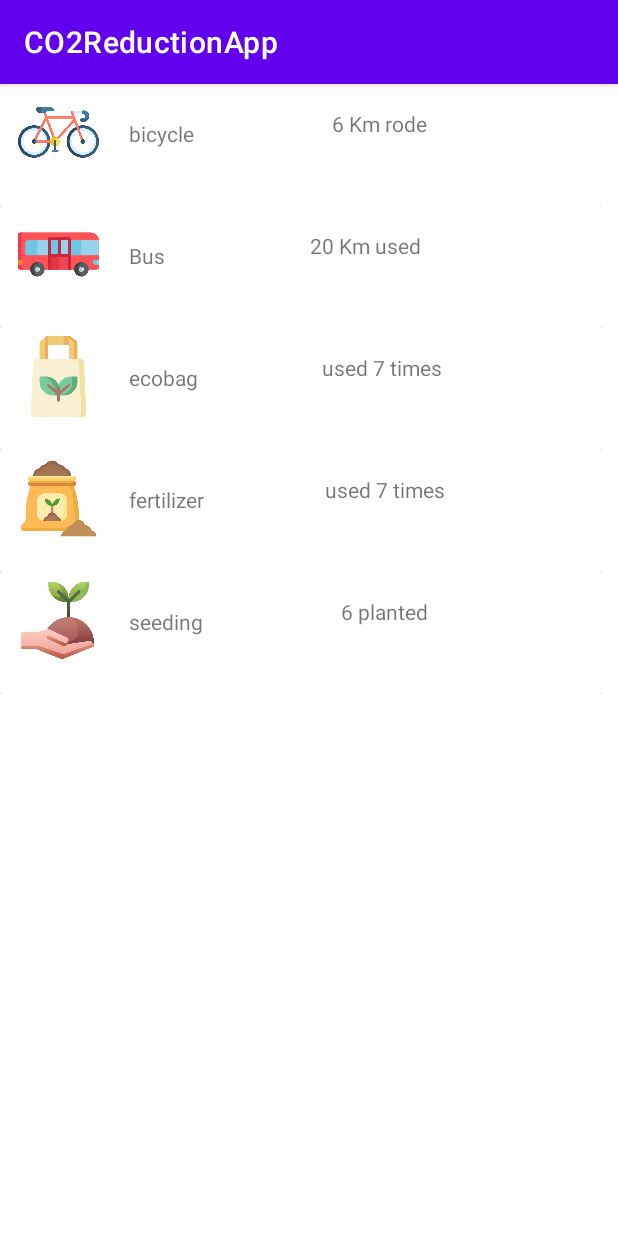
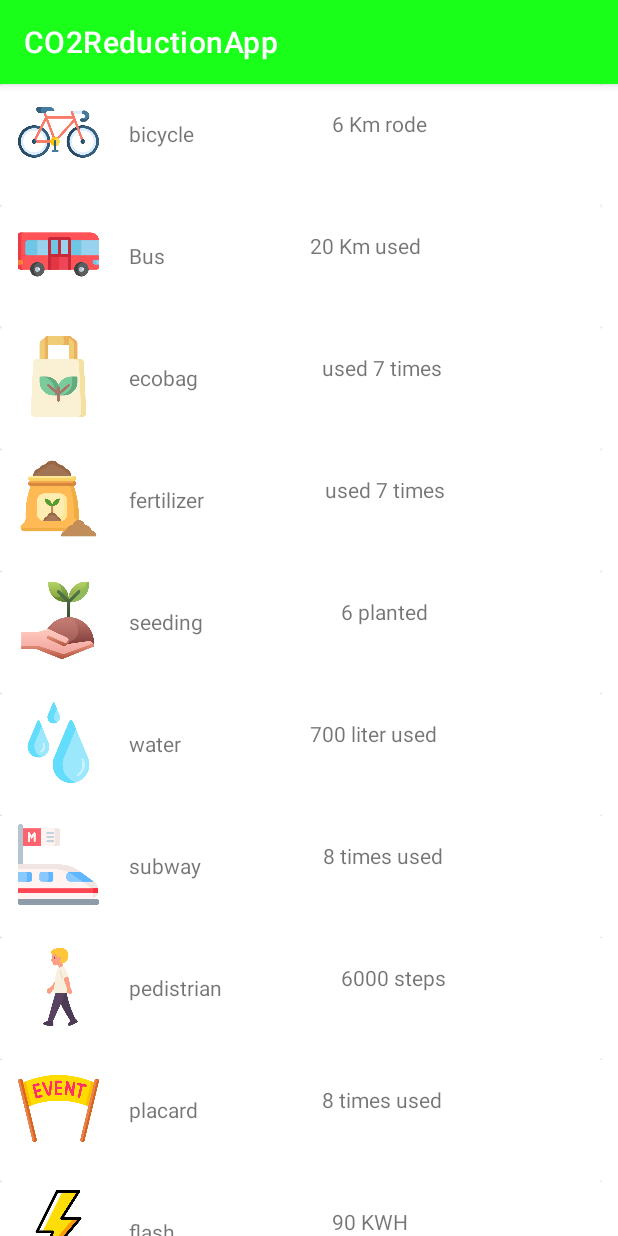
Before and after one commit to msc94/hackatum-2021, an Android app: the fragment ActivitiesFragment shown on its own in the app's theme, on a phone screen of 412 x 824 dp. Run offline under Robolectric (Android 15) with nearby library versions, the phone set to English and light mode, and no system bars.

Commit message:
added things

```diff
--- a/app/src/main/java/com/example/co2reductionapp/ActivitiesFragment.java
+++ b/app/src/main/java/com/example/co2reductionapp/ActivitiesFragment.java
@@ -35,7 +35,7 @@ public class ActivitiesFragment extends Fragment {
     private String mParam2;
     String s1 [], s2[];
     private RecyclerView recyclerView;
-    int images[]={R.drawable.bicycle,R.drawable.bus,R.drawable.ecobag,R.drawable.fertilizer,R.drawable.seeding};
+    int images[]={R.drawable.bicycle,R.drawable.bus,R.drawable.ecobag,R.drawable.fertilizer,R.drawable.seeding,R.drawable.water,R.drawable.subway,R.drawable.pedestrian,R.drawable.placard,R.drawable.flash};
 
     public ActivitiesFragment() {
         // Required empty public constructor
--- a/app/src/main/java/com/example/co2reductionapp/MainActivity.java
+++ b/app/src/main/java/com/example/co2reductionapp/MainActivity.java
@@ -60,6 +60,8 @@ public class MainActivity extends AppCompatActivity {
                     return new LeaderboardFragment();
                 case 2:
                     return new ProfileFragment();
+                case 3:
+                    return new LeaderboardFragment();
                 default:
                     throw new UnsupportedOperationException();
             }
@@ -68,7 +70,7 @@ public class MainActivity extends AppCompatActivity {
 
         @Override
         public int getCount() {
-            return 3;
+            return 4;
         }
 
         @Override
@@ -80,6 +82,8 @@ public class MainActivity extends AppCompatActivity {
                     return "Leaderboard";
                 case 2:
                     return "Profile";
+                case 3:
+                    return "feed";
                 default:
                     throw new UnsupportedOperationException();
             }
--- a/app/src/main/res/values/colors.xml
+++ b/app/src/main/res/values/colors.xml
@@ -3,6 +3,7 @@
     <color name="purple_200">#FFBB86FC</color>
     <color name="purple_500">#FF6200EE</color>
     <color name="purple_700">#FF3700B3</color>
+    <color name="green1">#1aff1a</color>
     <color name="teal_200">#FF03DAC5</color>
     <color name="teal_700">#FF018786</color>
     <color name="black">#FF000000</color>
--- a/app/src/main/res/values/strings.xml
+++ b/app/src/main/res/values/strings.xml
@@ -30,7 +30,7 @@
 
 
     <string-array name="description">
-        <item>this is a randrom description</item>
+        <item>Hey i am great</item>
         <item>this is a randrom description</item>
         <item>this is a randrom description</item>
         <item>this is a randrom description</item>
@@ -49,6 +49,11 @@
         <item>ecobag</item>
         <item>fertilizer</item>
         <item>seeding</item>
+        <item>water</item>
+        <item>subway</item>
+        <item>pedistrian</item>
+        <item>placard</item>
+        <item>flash</item>
    </string-array>
 
     <string-array name="activity_numbers">
@@ -57,5 +62,10 @@
         <item>used 7 times</item>
         <item>used 7 times</item>
         <item>6 planted</item>
+        <item>700 liter used</item>
+        <item>8 times used</item>
+        <item>6000 steps</item>
+        <item>8 times used</item>
+        <item>90 KWH</item>
     </string-array>
 </resources>
--- a/app/src/main/res/values/themes.xml
+++ b/app/src/main/res/values/themes.xml
@@ -2,8 +2,8 @@
     <!-- Base application theme. -->
     <style name="Theme.CO2ReductionApp" parent="Theme.MaterialComponents.DayNight.DarkActionBar">
         <!-- Primary brand color. -->
-        <item name="colorPrimary">@color/purple_500</item>
-        <item name="colorPrimaryVariant">@color/purple_700</item>
+        <item name="colorPrimary">@color/green1</item>
+        <item name="colorPrimaryVariant">@color/green1</item>
         <item name="colorOnPrimary">@color/white</item>
         <!-- Secondary brand color. -->
         <item name="colorSecondary">@color/teal_200</item>
```
